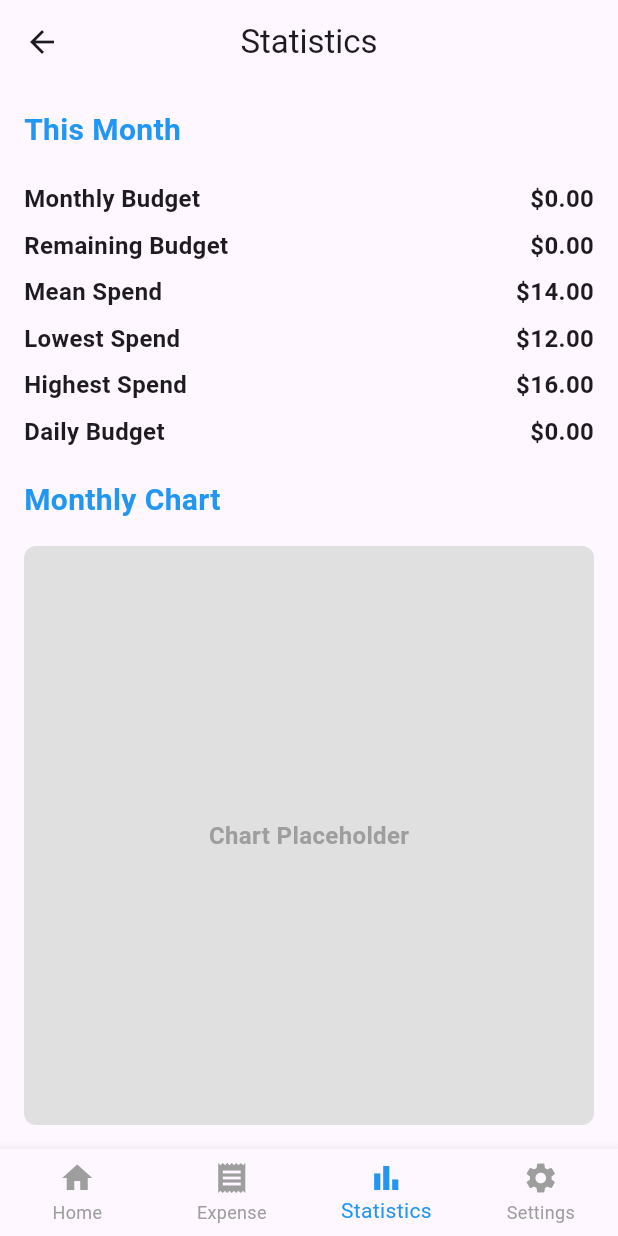
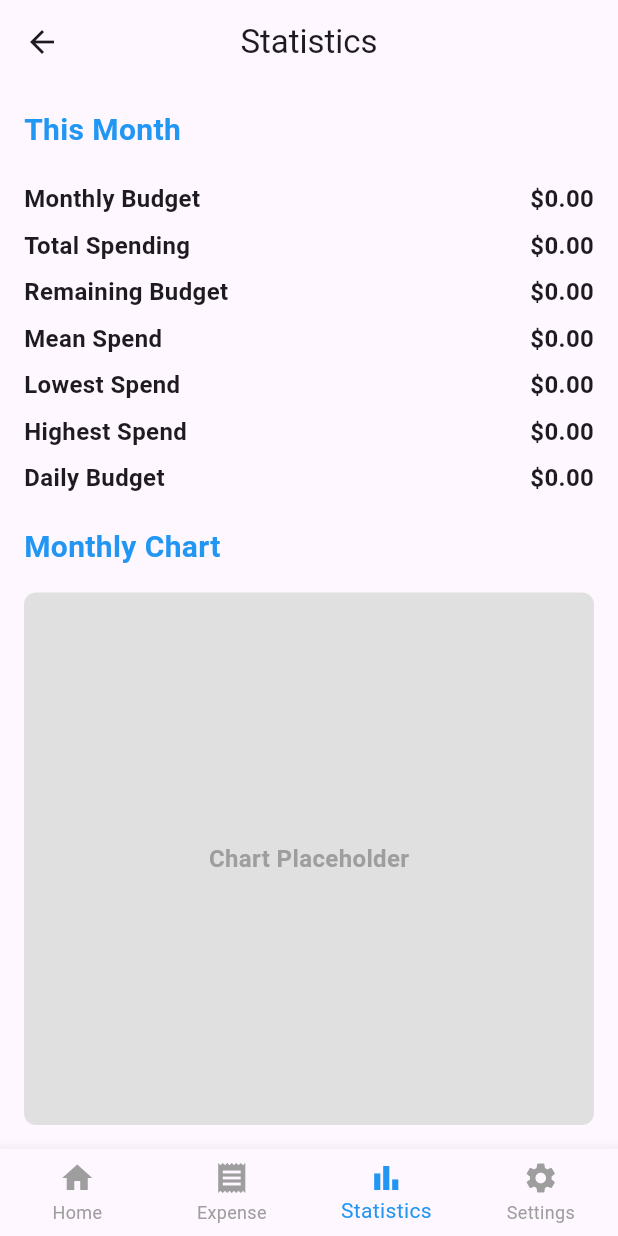
Before and after one commit to manavm12/FinWise, a Flutter app: the ExpensePage screen opened by its route, after a tap on the "analytics" icon, on a phone screen of 412 x 824 dp. Run offline on Flutter 3.47's test engine with Material 3 defaults, Android fonts, the phone set to English and light mode, and no system bars; our stand-ins replace shared_preferences; accounts and stored records are empty; network calls fail.

Commit message:
Connect Statistics Page to backend

```diff
--- a/lib/pages/expenses.dart
+++ b/lib/pages/expenses.dart
@@ -347,7 +347,7 @@ class _ExpensePageState extends State<ExpensePage> {
         items: const [
           BottomNavigationBarItem(icon: Icon(Icons.home), label: "Home"),
           BottomNavigationBarItem(icon: Icon(Icons.receipt), label: "Expense"),
-          BottomNavigationBarItem(icon: Icon(Icons.collections), label: "Collections"),
+          BottomNavigationBarItem(icon: Icon(Icons.bar_chart), label: "Statistics"),
           BottomNavigationBarItem(icon: Icon(Icons.settings), label: "Settings"),
         ],
         selectedItemColor: Colors.blue,
--- a/lib/pages/home.dart
+++ b/lib/pages/home.dart
@@ -19,6 +19,8 @@ class _HomeState extends State<Home> {
   double monthlyBudget = 0.0;
   int selectedIndex = 0;
   double totalSpendingThisMonth = 0.0;
+  double lowestSpending = 0.0;
+  double highestSpending = 0.0;
 
   @override
   void initState() {
@@ -30,11 +32,15 @@ class _HomeState extends State<Home> {
   }
 
   void _loadMonthlySpending() async {
-    double fetchedSpending = await ExpenseService.fetchMonthlySpending();
-    setState(() {
-      totalSpendingThisMonth = fetchedSpending;
-    });
-  }
+  Map<String, double> fetchedData = await ExpenseService.fetchMonthlySpending();
+
+  setState(() {
+    totalSpendingThisMonth = fetchedData["totalSpendingThisMonth"] ?? 0.0;
+    lowestSpending = fetchedData["lowestSpending"] ?? 0.0;
+    highestSpending = fetchedData["highestSpending"] ?? 0.0;
+  });
+}
+
 
   // Fetch budget from API
   void _loadBudget() async {
@@ -81,7 +87,7 @@ class _HomeState extends State<Home> {
             const SizedBox(height: 16),
             // Graph placeholder
             Container(
-              height: 150,
+              height: 250,
               width: double.infinity,
               decoration: BoxDecoration(
                 color: Colors.grey[300],
@@ -120,9 +126,11 @@ class _HomeState extends State<Home> {
                   FeatureButton(Icons.analytics, "Statistics", () {
                     Navigator.push(context, MaterialPageRoute(builder: (context)=>StatisticsPage(
                       monthlyBudget: monthlyBudget,
+                      totalSpendingThisMonth: totalSpendingThisMonth,
                       remainingBudget: remainingBudget,
                       avgDailyBudget: avgDailyBudget,
-                      spendingData: [12,13,14,15,16])));
+                      lowestSpending: lowestSpending,
+                      highestSpending: highestSpending)));
                   }),
                   FeatureButton(Icons.access_time, "History", () {}),
                   FeatureButton(Icons.coffee_outlined, "Add Widgets", () {}),
@@ -140,6 +148,14 @@ class _HomeState extends State<Home> {
           print('Index tapped: $index');
           if (index == 1) {
             Navigator.pushReplacementNamed(context, '/expenses');
+          } else if (index == 2) {
+            Navigator.push(context, MaterialPageRoute(builder: (context)=>StatisticsPage(
+                      monthlyBudget: monthlyBudget,
+                      totalSpendingThisMonth: totalSpendingThisMonth,
+                      remainingBudget: remainingBudget,
+                      avgDailyBudget: avgDailyBudget,
+                      lowestSpending: lowestSpending,
+                      highestSpending: highestSpending)));
           }
         },
         items: const [
@@ -152,8 +168,8 @@ class _HomeState extends State<Home> {
             label: "Expense",
           ),
           BottomNavigationBarItem(
-            icon: Icon(Icons.collections),
-            label: "Collections",
+            icon: Icon(Icons.bar_chart),
+            label: "Statistics",
           ),
           BottomNavigationBarItem(
             icon: Icon(Icons.settings),
--- a/lib/pages/statistics.dart
+++ b/lib/pages/statistics.dart
@@ -4,15 +4,20 @@ import 'package:flutter/material.dart';
 
 class StatisticsPage extends StatelessWidget {
   final double monthlyBudget;
+  final double totalSpendingThisMonth;
   final double remainingBudget;
   final double avgDailyBudget;
-  final List<double> spendingData; // Daily spending data
+  final double lowestSpending;
+  final double highestSpending;
+
 
   const StatisticsPage({
     required this.monthlyBudget,
+    required this.totalSpendingThisMonth,
     required this.remainingBudget,
     required this.avgDailyBudget,
-    required this.spendingData,
+    required this.lowestSpending,
+    required this.highestSpending,
     Key? key,
   }) : super(key: key);
 
@@ -38,10 +43,11 @@ class StatisticsPage extends StatelessWidget {
             ),
             const SizedBox(height: 16),
             buildStatisticRow("Monthly Budget", "\$${monthlyBudget.toStringAsFixed(2)}"),
+            buildStatisticRow("Total Spending", "\$${totalSpendingThisMonth.toStringAsFixed(2)}"),
             buildStatisticRow("Remaining Budget", "\$${remainingBudget.toStringAsFixed(2)}"),
-            buildStatisticRow("Mean Spend", "\$${MathService().calculateMean(spendingData).toStringAsFixed(2)}"),
-            buildStatisticRow("Lowest Spend", "\$${MathService().calculateLowest(spendingData).toStringAsFixed(2)}"),
-            buildStatisticRow("Highest Spend", "\$${MathService().calculateHighest(spendingData).toStringAsFixed(2)}"),
+            buildStatisticRow("Mean Spend", "\$${MathService().calculateMeanSpend(totalSpendingThisMonth).toStringAsFixed(2)}"),
+            buildStatisticRow("Lowest Spend", "\$${lowestSpending.toStringAsFixed(2)}"),
+            buildStatisticRow("Highest Spend", "\$${highestSpending.toStringAsFixed(2)}"),
             buildStatisticRow("Daily Budget", "\$${avgDailyBudget.toStringAsFixed(2)}"),
             const SizedBox(height: 16),
             const Text(
--- a/lib/services/expense_service.dart
+++ b/lib/services/expense_service.dart
@@ -186,22 +186,31 @@ class ExpenseService {
   }
 
 // Fetch Monthly Spending
-  static Future<double> fetchMonthlySpending() async {
+    static Future<Map<String, double>> fetchMonthlySpending() async {
       try {
         final headers = await AuthService.getAuthHeaders();
         final response = await http.get(Uri.parse("$baseUrl/monthly-spending"), headers: headers);
 
         if (response.statusCode == 200) {
           final data = jsonDecode(response.body);
-      return (data["totalSpendingThisMonth"] as num).toDouble(); // ✅ Ensure it's a double
+          return {
+            "totalSpendingThisMonth": (data["totalSpendingThisMonth"] as num).toDouble(),
+            "lowestSpending": (data["lowestSpending"] as num).toDouble(),
+            "highestSpending": (data["highestSpending"] as num).toDouble(),
+          };
         } else {
           throw Exception("Failed to fetch monthly spending");
         }
       } catch (error) {
         print("Error fetching monthly spending: $error");
-    return 0.0;
+        return {
+          "totalSpendingThisMonth": 0.0,
+          "lowestSpending": 0.0,
+          "highestSpending": 0.0,
+        };
       }
     }
 
 
+
 }
--- a/lib/services/mathServices.dart
+++ b/lib/services/mathServices.dart
@@ -23,9 +23,9 @@ class MathService {
     return remainingBudget / remainingDays;
   }
 
-    double calculateMean(List<double> data) {
-    if (data.isEmpty) return 0.0;
-    return data.reduce((a, b) => a + b) / data.length;
+  double calculateMeanSpend(double totalSpendingThisMonth) {
+    DateTime now = DateTime.now();// Days in the month
+    return totalSpendingThisMonth / now.day;
   }
 
   double calculateLowest(List<double> data) {
```
Lines whose indentation alone changed are shown as unchanged.
